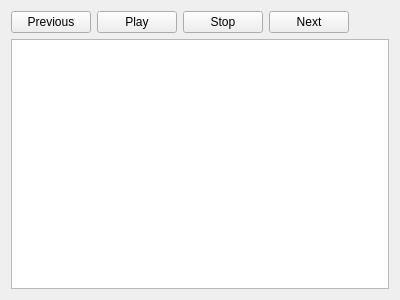
First picture: the form in gui/src/widget/player.ui, repository legnaleurc/khopper, before the edit.
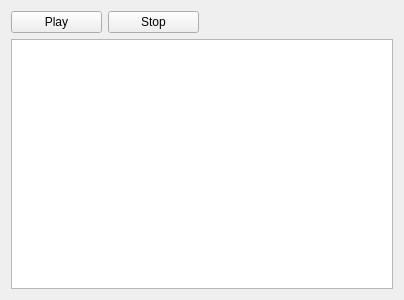
Second picture: the form after the edit. Custom widgets are drawn as their Qt base class.

Commit message: [GUI] Remove buttons.

Diff of the .ui file:
```diff
--- a/gui/src/widget/player.ui
+++ b/gui/src/widget/player.ui
@@ -6,7 +6,7 @@
    <rect>
     <x>0</x>
     <y>0</y>
-    <width>400</width>
+    <width>404</width>
     <height>300</height>
    </rect>
   </property>
@@ -16,13 +16,6 @@
   <layout class="QVBoxLayout" name="verticalLayout">
    <item>
     <layout class="QHBoxLayout" name="horizontalLayout">
-     <item>
-      <widget class="QPushButton" name="previous">
-       <property name="text">
-        <string>Previous</string>
-       </property>
-      </widget>
-     </item>
      <item>
       <widget class="QPushButton" name="playOrPause">
        <property name="text">
@@ -38,15 +31,8 @@
       </widget>
      </item>
      <item>
-      <widget class="QPushButton" name="next">
-       <property name="text">
-        <string>Next</string>
-       </property>
-      </widget>
-     </item>
-     <item>
-      <widget class="Phonon::SeekSlider" name="seeker" native="true">
-       <property name="iconVisible" stdset="0">
+      <widget class="Phonon::SeekSlider" name="seeker">
+       <property name="iconVisible">
         <bool>true</bool>
        </property>
       </widget>
```
Left out of the diff: 6 changed lines with no effect on the pictures. The commit also changes 1 other file.
